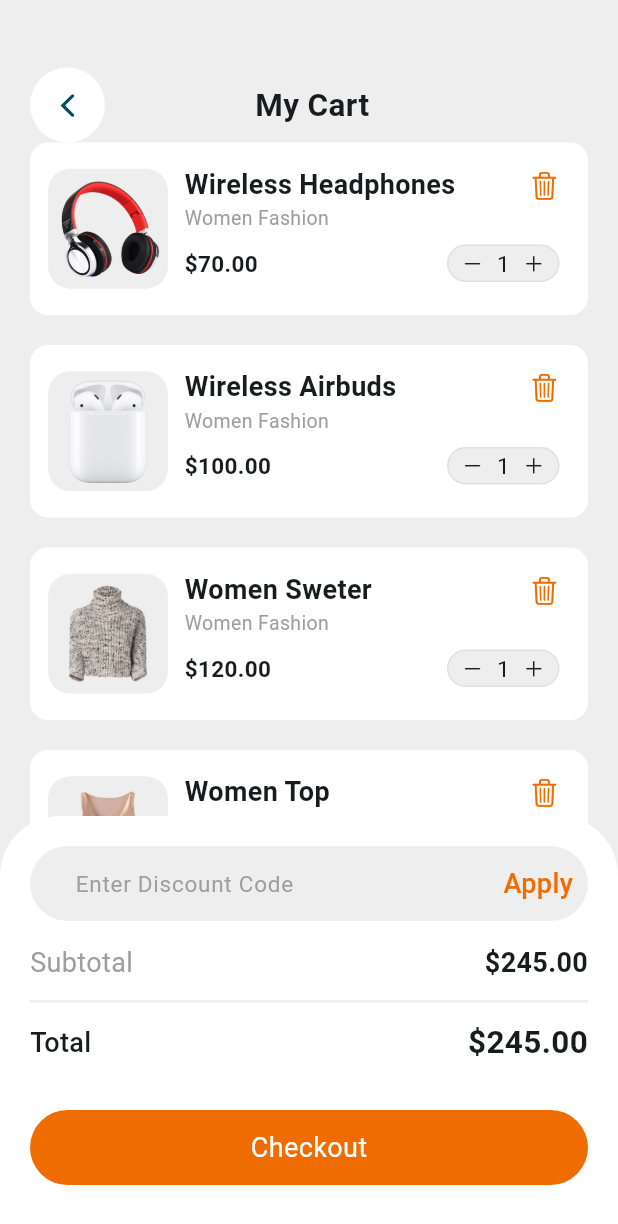
After one commit to AbrarSumra/wscube_e_commerce_by_Abrar_Khira, a Flutter app: the CartScreen screen opened directly, on a phone screen of 412 x 824 dp. The commit adds this screen. Shown: the top 1224 px of the screen. Run offline on Flutter 3.47's test engine with Material 2 defaults, Android fonts, the phone set to English and light mode, and no system bars.

Commit message:
Detail and Cart Screen added

```diff
--- a/lib/data/items_data.dart
+++ b/lib/data/items_data.dart
@@ -45,41 +45,51 @@ List<Map<dynamic, dynamic>> itemPng = [
   {
     "name": "Wireless Headphones",
     "image": "assets/pngs/pngwing.com-2.png",
+    "price": "\$70.00",
   },
   {
     "name": "Wireless Airbuds",
     "image": "assets/pngs/pngwing.com.png",
+    "price": "\$100.00",
   },
   {
     "name": "Women Sweter",
     "image": "assets/pngs/pngwing.com-3.png",
+    "price": "\$120.00",
   },
   {
     "name": "Women Top",
     "image": "assets/pngs/pngwing.com-4.png",
+    "price": "\$100.00",
   },
   {
     "name": "Men Shirt",
     "image": "assets/pngs/pngwing.com-5.png",
+    "price": "\$80.00",
   },
   {
     "name": "Men White Shirt",
     "image": "assets/pngs/pngwing.com-6.png",
+    "price": "\$55.00",
   },
   {
     "name": "Sport Shoes",
     "image": "assets/pngs/pngwing.com-7.png",
+    "price": "\$100.00",
   },
   {
     "name": "Sneakers Shoes",
     "image": "assets/pngs/pngwing.com-8.png",
+    "price": "\$125.00",
   },
   {
     "name": "Make-up Kit",
     "image": "assets/pngs/pngwing.com-9.png",
+    "price": "\$113.00",
   },
   {
     "name": "American Make-up",
     "image": "assets/pngs/pngwing.com-10.png",
+    "price": "\$120.00",
   },
 ];
--- /dev/null
+++ b/lib/screens/cart_screen.dart
@@ -0,0 +1,299 @@
+import 'package:flutter/cupertino.dart';
+import 'package:flutter/material.dart';
+import 'package:wscube_e_commerce/data/items_data.dart';
+
+import '../constant/icon_button.dart';
+
+class CartScreen extends StatelessWidget {
+  const CartScreen({super.key});
+
+  @override
+  Widget build(BuildContext context) {
+    return Scaffold(
+      backgroundColor: Colors.grey.shade200,
+      body: Stack(
+        children: [
+          SingleChildScrollView(
+            child: Column(
+              children: [
+                const SizedBox(height: 25),
+                Padding(
+                  padding: const EdgeInsets.only(left: 20, right: 20, top: 20),
+                  child: Row(
+                    children: [
+                      IconButtonEdit(
+                        color: Colors.white,
+                        iconData: CupertinoIcons.back,
+                        onTap: () {
+                          Navigator.pop(context);
+                        },
+                      ),
+                      const SizedBox(width: 100),
+                      const Text(
+                        "My Cart",
+                        style: TextStyle(
+                          fontSize: 21,
+                          fontWeight: FontWeight.bold,
+                        ),
+                      )
+                    ],
+                  ),
+                ),
+                ListView.builder(
+                  itemCount: 10,
+                  shrinkWrap: true,
+                  physics: const NeverScrollableScrollPhysics(),
+                  itemBuilder: (ctx, index) {
+                    return Padding(
+                      padding: const EdgeInsets.only(
+                          left: 20, right: 20, bottom: 20),
+                      child: Container(
+                        height: 115,
+                        width: double.infinity,
+                        padding: const EdgeInsets.symmetric(
+                          horizontal: 12,
+                          vertical: 15,
+                        ),
+                        decoration: BoxDecoration(
+                          color: Colors.white,
+                          borderRadius: BorderRadius.circular(12),
+                        ),
+                        child: Row(
+                          children: [
+                            Container(
+                              height: 80,
+                              width: 80,
+                              padding: const EdgeInsets.all(5),
+                              decoration: BoxDecoration(
+                                color: Colors.grey.shade200,
+                                borderRadius: BorderRadius.circular(15),
+                              ),
+                              child: ClipRRect(
+                                borderRadius: BorderRadius.circular(15),
+                                child: Image.asset(
+                                  itemPng[index]["image"],
+                                  fit: BoxFit.contain,
+                                  width: 50,
+                                  height: 50,
+                                ),
+                              ),
+                            ),
+                            const SizedBox(width: 11),
+                            Column(
+                              crossAxisAlignment: CrossAxisAlignment.start,
+                              children: [
+                                SizedBox(
+                                  width: 250,
+                                  child: Row(
+                                    children: [
+                                      SizedBox(
+                                        width: 190,
+                                        child: Text(
+                                          itemPng[index]["name"],
+                                          style: const TextStyle(
+                                            fontWeight: FontWeight.bold,
+                                            fontSize: 18,
+                                          ),
+                                        ),
+                                      ),
+                                      const Spacer(),
+                                      Icon(
+                                        CupertinoIcons.delete,
+                                        color: Colors.orange.shade800,
+                                        size: 20,
+                                      ),
+                                    ],
+                                  ),
+                                ),
+                                const Text(
+                                  "Women Fashion",
+                                  style: TextStyle(
+                                    color: Colors.grey,
+                                    fontSize: 13,
+                                  ),
+                                ),
+                                const SizedBox(height: 8),
+                                SizedBox(
+                                  width: 250,
+                                  child: Row(
+                                    children: [
+                                      SizedBox(
+                                        width: 100,
+                                        child: Text(
+                                          itemPng[index]["price"],
+                                          style: const TextStyle(
+                                            fontWeight: FontWeight.bold,
+                                            fontSize: 15,
+                                          ),
+                                        ),
+                                      ),
+                                      const Spacer(),
+                                      Container(
+                                        height: 25,
+                                        width: 75,
+                                        decoration: BoxDecoration(
+                                          color: Colors.grey.shade200,
+                                          border: Border.all(
+                                              color: Colors.grey.shade300),
+                                          borderRadius:
+                                              BorderRadius.circular(30),
+                                        ),
+                                        child: const Row(
+                                          mainAxisAlignment:
+                                              MainAxisAlignment.spaceEvenly,
+                                          children: [
+                                            Icon(
+                                              CupertinoIcons.minus,
+                                              size: 15,
+                                            ),
+                                            Text(
+                                              "1",
+                                              style: TextStyle(fontSize: 15),
+                                            ),
+                                            Icon(
+                                              CupertinoIcons.add,
+                                              size: 15,
+                                            ),
+                                          ],
+                                        ),
+                                      ),
+                                    ],
+                                  ),
+                                ),
+                              ],
+                            )
+                          ],
+                        ),
+                      ),
+                    );
+                  },
+                ),
+              ],
+            ),
+          ),
+          Align(
+            alignment: Alignment.bottomCenter,
+            child: Container(
+              height: 280,
+              width: MediaQuery.of(context).size.width,
+              padding: const EdgeInsets.all(20),
+              decoration: const BoxDecoration(
+                color: Colors.white,
+                borderRadius: BorderRadius.only(
+                  topRight: Radius.circular(40),
+                  topLeft: Radius.circular(40),
+                ),
+              ),
+              child: Column(
+                crossAxisAlignment: CrossAxisAlignment.start,
+                children: [
+                  Container(
+                    padding: const EdgeInsets.symmetric(horizontal: 10),
+                    decoration: BoxDecoration(
+                      color: Colors.grey.shade200,
+                      borderRadius: BorderRadius.circular(30),
+                    ),
+                    child: Row(
+                      children: [
+                        SizedBox(
+                          height: 50,
+                          width: 250,
+                          child: TextFormField(
+                            textAlignVertical: TextAlignVertical.top,
+                            decoration: InputDecoration(
+                              border: OutlineInputBorder(
+                                borderSide: BorderSide.none,
+                                borderRadius: BorderRadius.circular(30),
+                              ),
+                              label: const Text(
+                                " Enter Discount Code",
+                                style: TextStyle(
+                                  fontSize: 15,
+                                  color: Colors.grey,
+                                ),
+                              ),
+                              floatingLabelBehavior:
+                                  FloatingLabelBehavior.never,
+                            ),
+                          ),
+                        ),
+                        const Spacer(),
+                        Text(
+                          "Apply",
+                          style: TextStyle(
+                            fontSize: 18,
+                            fontWeight: FontWeight.w500,
+                            color: Colors.orange.shade800,
+                          ),
+                        ),
+                      ],
+                    ),
+                  ),
+                  const SizedBox(height: 15),
+                  const Row(
+                    children: [
+                      Text(
+                        "Subtotal",
+                        style: TextStyle(
+                          fontSize: 18,
+                          color: Colors.grey,
+                        ),
+                      ),
+                      Spacer(),
+                      Text(
+                        "\$245.00",
+                        style: TextStyle(
+                          fontSize: 18,
+                          fontWeight: FontWeight.bold,
+                        ),
+                      ),
+                    ],
+                  ),
+                  Divider(
+                    color: Colors.grey.shade200,
+                    thickness: 2,
+                    height: 25,
+                  ),
+                  const Row(
+                    children: [
+                      Text(
+                        "Total",
+                        style: TextStyle(
+                          fontSize: 18,
+                          fontWeight: FontWeight.w500,
+                        ),
+                      ),
+                      Spacer(),
+                      Text(
+                        "\$245.00",
+                        style: TextStyle(
+                          fontSize: 21,
+                          fontWeight: FontWeight.bold,
+                        ),
+                      ),
+                    ],
+                  ),
+                  const SizedBox(height: 30),
+                  Container(
+                    height: 50,
+                    width: MediaQuery.of(context).size.width,
+                    decoration: BoxDecoration(
+                      color: Colors.orange.shade800,
+                      borderRadius: BorderRadius.circular(30),
+                    ),
+                    child: const Center(
+                      child: Text(
+                        "Checkout",
+                        style: TextStyle(color: Colors.white, fontSize: 18),
+                      ),
+                    ),
+                  ),
+                ],
+              ),
+            ),
+          ),
+        ],
+      ),
+    );
+  }
+}
```
Also changed, not shown: lib/screens/home_screen.dart (+25 -3 lines), lib/screens/product_detail_screen.dart (added, +300 -0 lines).
